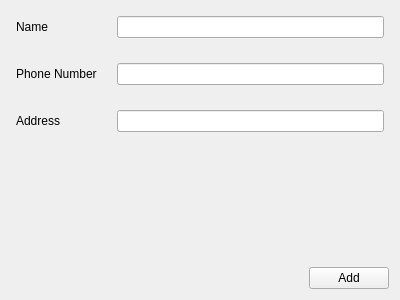
The window that addClient.ui (geonwuk/TheEditor) describes before a commit, drawn with Qt 5.
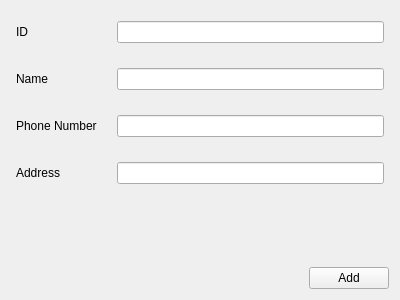
The same window after the commit.

Commit message: client 수정 삭제 기능 구현

```diff
--- a/addClient.ui
+++ b/addClient.ui
@@ -28,7 +28,7 @@
         <number>5</number>
        </property>
        <property name="topMargin">
-        <number>5</number>
+        <number>10</number>
        </property>
        <property name="rightMargin">
         <number>5</number>
@@ -36,36 +36,46 @@
        <property name="bottomMargin">
         <number>5</number>
        </property>
-       <item row="0" column="0">
+       <item row="1" column="0">
         <widget class="QLabel" name="label">
          <property name="text">
           <string>Name</string>
          </property>
         </widget>
        </item>
-       <item row="0" column="1">
+       <item row="1" column="1">
         <widget class="QLineEdit" name="NameEdit"/>
        </item>
-       <item row="1" column="0">
+       <item row="2" column="0">
         <widget class="QLabel" name="label_2">
          <property name="text">
           <string>Phone Number</string>
          </property>
         </widget>
        </item>
-       <item row="1" column="1">
+       <item row="2" column="1">
         <widget class="QLineEdit" name="PhoneNumberEdit"/>
        </item>
-       <item row="2" column="0">
+       <item row="3" column="0">
         <widget class="QLabel" name="label_3">
          <property name="text">
           <string>Address</string>
          </property>
         </widget>
        </item>
-       <item row="2" column="1">
+       <item row="3" column="1">
         <widget class="QLineEdit" name="AddressEdit"/>
        </item>
+       <item row="0" column="0">
+        <widget class="QLabel" name="label_4">
+         <property name="text">
+          <string>ID</string>
+         </property>
+        </widget>
+       </item>
+       <item row="0" column="1">
+        <widget class="QLineEdit" name="IDLineEdit"/>
+       </item>
       </layout>
      </item>
      <item>
```
The commit also changes 19 other files.
